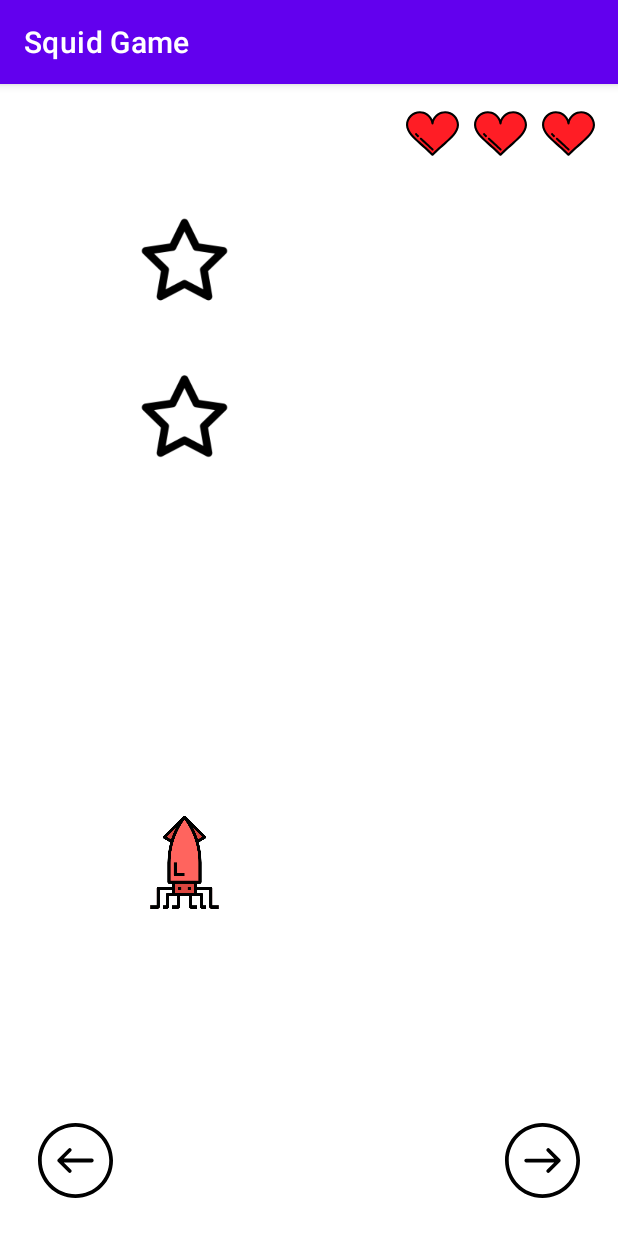
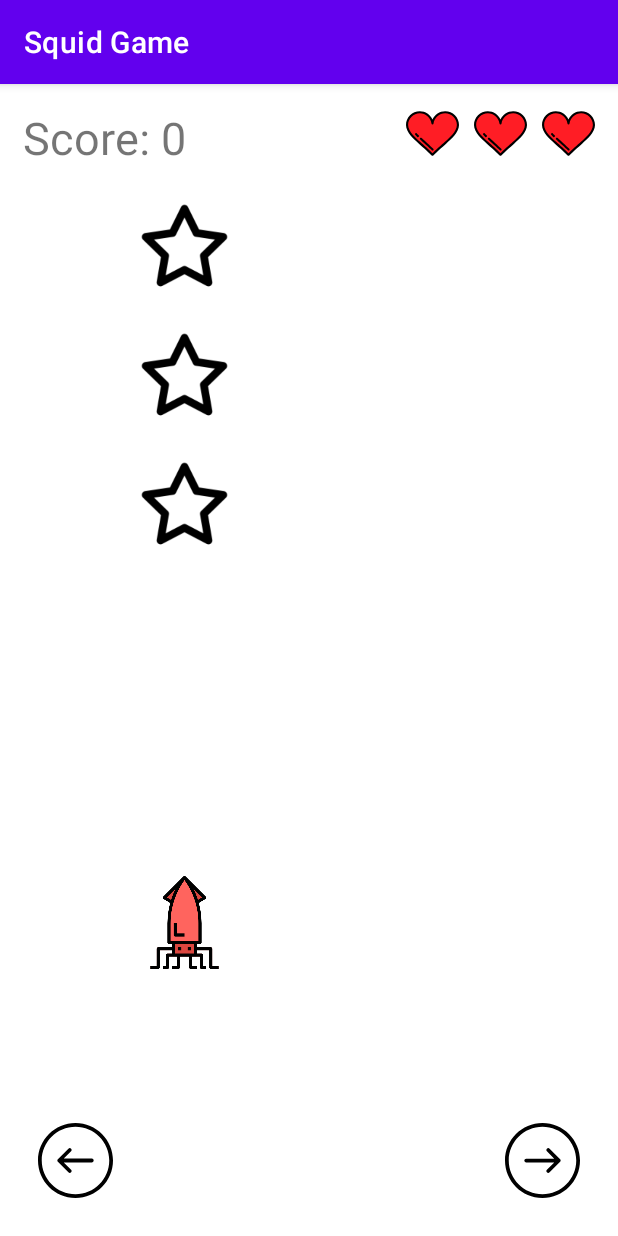
Before and after one commit to idanwasserman/SquidGameApp, an Android app: the screen it shows after launch (MainActivity), on a phone screen of 412 x 824 dp. Run offline under Robolectric (Android 15) with nearby library versions, the phone set to English and light mode, and no system bars.

Commit message:
Coins collecting and score added

```diff
--- a/app/src/main/java/com/example/myapplication/MainActivity.java
+++ b/app/src/main/java/com/example/myapplication/MainActivity.java
@@ -9,6 +9,8 @@ import android.util.Log;
 import android.view.View;
 import android.widget.ImageButton;
 import android.widget.ImageView;
+import android.widget.RelativeLayout;
+import android.widget.TextView;
 
 import java.util.Random;
 import java.util.Timer;
@@ -24,18 +26,29 @@ public class MainActivity extends AppCompatActivity {
     private final int TRIANGLE = 4;
     private final int STAR = 5;
     private final int UMBRELLA = 6;
+    private final int COINS = 7;
+    private final int COIN_01 = 8;
+    private final int COIN_05 = 9;
+    private final int COIN_10 = 10;
+
     private final int NUM_OF_BLOCKS = 4;
+    private final int NUM_OF_COINS = 3;
+    private final int COIN_CHANCE = 3;
 
-    private final int PERIOD = 1000;
+    private int PERIOD = 1000;
+    private final int MIN_PERIOD = 350;
     private final int ROWS = 7, COLS = 5;
     private final int LIVES = 3;
 
 
     // Logical variables
-    private int playerPosition = 1, collisionsCounter = 0;
+    private int playerPosition = 1;
+    private int collisionsCounter = 0;
     private int cells[][] = new int[ROWS][COLS];
     private int counter = 0;
     private boolean gameOver = false;
+    private int score = 0;
+    private boolean scoreChangedFlag = false;
 
     private Timer timer;
     private Vibrator v;
@@ -45,6 +58,8 @@ public class MainActivity extends AppCompatActivity {
     private ImageButton panel_BTN_right;
     private ImageView[][] panel_IMG_matrix;
     private ImageView[] panel_ICN_hearts;
+    private TextView panel_TXT_score;
+    private RelativeLayout panel_RL_gameOverMessage;
 
 
     @Override
@@ -76,7 +91,7 @@ public class MainActivity extends AppCompatActivity {
                     return;
 
                 if (playerPosition > 0) {
-                    if (cells[ROWS - 1][playerPosition - 1] >= BLOCK) {
+                    if (isPlayerCollide(ROWS - 1, playerPosition - 1)) {
                         runOnUiThread(handleCollision);
                     }
                 }
@@ -95,7 +110,7 @@ public class MainActivity extends AppCompatActivity {
                     return;
 
                 if (playerPosition < COLS - 1) {
-                    if (cells[ROWS - 1][playerPosition + 1] >= BLOCK) {
+                    if (isPlayerCollide(ROWS - 1, playerPosition + 1)) {
                         runOnUiThread(handleCollision);
                     }
                 }
@@ -133,12 +148,30 @@ public class MainActivity extends AppCompatActivity {
         timer.cancel();
     }
 
+
+    // check if player is going to collide a block
+    // if not -> check if player is getting a coin and update score
+    private boolean isPlayerCollide(int rows, int cols) {
+        if (cells[rows][cols] >= BLOCK && cells[rows][cols] < COINS) {
+            return true;
+        } else {
+            if (cells[rows][cols] == COIN_01) {
+                score += 1;
+            } else if (cells[rows][cols] == COIN_05) {
+                score += 5;
+            } else if (cells[rows][cols] == COIN_10) {
+                score += 10;
+            }
+        }
+        return false;
+    }
+
     private void TimerMethod() {
         //This method is called directly by the timer
         //and runs in the same thread as the timer.
 
         // If there is a block one cell above the player -> collision
-        if (cells[ROWS - 2][playerPosition] >= BLOCK) {
+        if (isPlayerCollide(ROWS - 2, playerPosition)) {
             this.runOnUiThread(handleCollision);
         }
 
@@ -146,6 +179,14 @@ public class MainActivity extends AppCompatActivity {
         for (int i = ROWS - 1; i > 0; i--) {
             for (int j = 0; j < COLS; j++) {
                 cells[i][j] = cells[i - 1][j];
+            }
+        }
+
+        // Add score points if last row contains blocks
+        for (int i = 0; i < COLS; i++) {
+            if (cells[ROWS - 1][i] >= BLOCK) {
+                score += 10;
+                scoreChangedFlag = true;
             }
         }
 
@@ -158,11 +199,26 @@ public class MainActivity extends AppCompatActivity {
         }
 
         // Random new block every other timer tick
-        if (counter++ % 2 == 0) {
+        if (counter % 2 == 0 || counter % 3 == 0) {
             int randomColumn = new Random().nextInt(COLS);
             int randomBlockImage = new Random().nextInt(NUM_OF_BLOCKS) + BLOCK + 1;
             cells[0][randomColumn] = randomBlockImage;
+
+            // random if need to add a coin to the line
+            int addCoin = new Random().nextInt(COIN_CHANCE);
+            if (addCoin == 0) {
+                int randomCoin = new Random().nextInt(NUM_OF_COINS) + COINS + 1;
+                int randomCoinColumn = new Random().nextInt(COLS);
+                if (randomCoinColumn == randomColumn) {
+                    randomCoinColumn++;
+                    randomCoinColumn %= COLS;
+                }
+                cells[0][randomCoinColumn] = randomCoin;
+            }
         }
+        counter++;
+
+
 
 
         //We call the method that will work with the UI
@@ -187,6 +243,9 @@ public class MainActivity extends AppCompatActivity {
                 gameOver = true;
                 Log.d("d", "GAME OVER!");
                 timer.cancel();
+
+                // Show message
+                panel_RL_gameOverMessage.setVisibility(View.VISIBLE);
             }
         }
     };
@@ -195,6 +254,12 @@ public class MainActivity extends AppCompatActivity {
         public void run() {
 
             //This method runs in the same thread as the UI.
+
+            // Change score
+            if (scoreChangedFlag) {
+                scoreChangedFlag = false;
+                panel_TXT_score.setText("Score: " + score);
+            }
 
             // Check every cell in matrix and update picture
             for (int i = 0; i < ROWS; i++) {
@@ -219,15 +284,22 @@ public class MainActivity extends AppCompatActivity {
                         case UMBRELLA:
                             panel_IMG_matrix[i][j].setImageResource(R.drawable.img_umbrella);
                             break;
+                        case COIN_01:
+                            panel_IMG_matrix[i][j].setImageResource(R.drawable.img_coin_01);
+                            break;
+                        case COIN_05:
+                            panel_IMG_matrix[i][j].setImageResource(R.drawable.img_coin_05);
+                            break;
+                        case COIN_10:
+                            panel_IMG_matrix[i][j].setImageResource(R.drawable.img_coin_10);
+                            break;
 
                         default:
                             Log.d("d", "default: cell " + i + "," + j);
                             break;
                     }
-
                 }
             }
-
         }
     };
 
@@ -235,6 +307,10 @@ public class MainActivity extends AppCompatActivity {
 
         panel_BTN_left = findViewById(R.id.panel_BTN_left);
         panel_BTN_right = findViewById(R.id.panel_BTN_right);
+
+        panel_TXT_score = findViewById(R.id.panel_TXT_score);
+
+        panel_RL_gameOverMessage = findViewById(R.id.panel_RL_gameOverMessage);
 
         panel_IMG_matrix = new ImageView[][] {
                 new ImageView[] {
--- a/app/src/main/res/layout/activity_main.xml
+++ b/app/src/main/res/layout/activity_main.xml
@@ -6,6 +6,29 @@
     android:layout_height="match_parent"
     tools:context=".MainActivity"
     android:keepScreenOn="true">
+
+
+    <!--    game over message   -->
+    <RelativeLayout
+        android:id="@+id/panel_RL_gameOverMessage"
+        android:layout_width="wrap_content"
+        android:layout_height="wrap_content"
+        android:background="#ffff00"
+        android:layout_centerInParent="true"
+        android:visibility="invisible"
+        >
+
+        <TextView
+            android:layout_width="wrap_content"
+            android:layout_height="wrap_content"
+            android:text="Game Over!"
+            android:textSize="30sp"
+            android:padding="15dp"
+            >
+
+        </TextView>
+
+    </RelativeLayout>
 
 
 <!--    lanes              -->
@@ -22,13 +45,27 @@
             android:layout_height="wrap_content"
             >
 
-            <!--    lives/hearts bar     -->
+            <!--    score text     -->
+            <TextView
+                android:id="@+id/panel_TXT_score"
+                android:layout_width="wrap_content"
+                android:layout_height="wrap_content"
+                android:layout_alignTop="@+id/panel_LL_hearts"
+                android:paddingStart="15dp"
+                android:text="Score: 0"
+                android:textSize="30sp"
+                >
+
+            </TextView>
+
+            <!--    lives/hearts bar    -->
             <LinearLayout
                 android:layout_width="wrap_content"
                 android:layout_height="wrap_content"
                 android:orientation="horizontal"
                 android:layout_margin="15dp"
                 android:layout_alignParentEnd="true"
+                android:id="@+id/panel_LL_hearts"
                 >
 
                 <ImageView
```
Also changed, not shown: app/src/main/res/drawable/img_coin_01.png (added), app/src/main/res/drawable/img_coin_05.png (added), app/src/main/res/drawable/img_coin_10.png (added).
